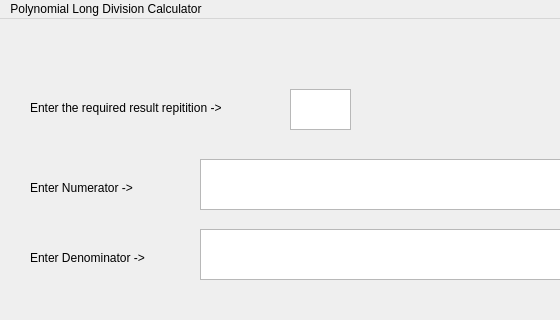
ASherjil/Polynomial_Long_Division_GUI, file Division_GUI/mainwindow.ui: the form before one commit; both pictures show x 0 to 560 and y 0 to 320 of the 910 by 594 pixel window.
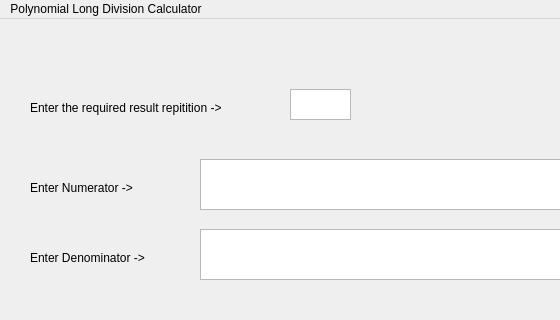
The form after the commit.

What changed in the file:
```diff
--- a/Division_GUI/mainwindow.ui
+++ b/Division_GUI/mainwindow.ui
@@ -92,7 +92,7 @@
       <x>290</x>
       <y>70</y>
       <width>61</width>
-      <height>41</height>
+      <height>31</height>
      </rect>
     </property>
    </widget>
```
